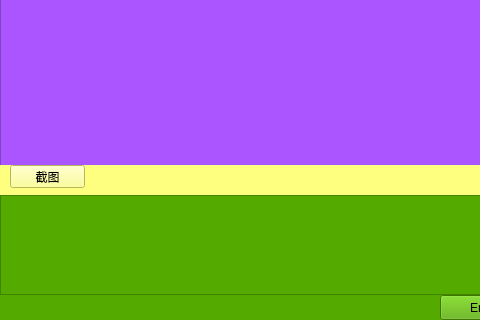
Before: the Qt Designer form singlechat.ui in supermanc88/WeiTalk, drawn with Qt 5; both pictures show x 0 to 480 and y 310 to 630 of the 760 by 630 pixel window.
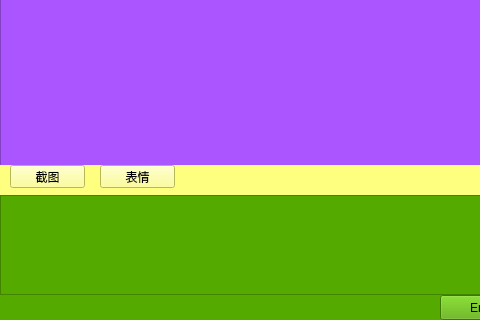
After: the same form once the commit is applied. Custom widgets are drawn as their Qt base class.

```diff
--- a/singlechat.ui
+++ b/singlechat.ui
@@ -268,6 +268,19 @@
      <string>截图</string>
     </property>
    </widget>
+   <widget class="QPushButton" name="emotionBtn">
+    <property name="geometry">
+     <rect>
+      <x>100</x>
+      <y>0</y>
+      <width>75</width>
+      <height>23</height>
+     </rect>
+    </property>
+    <property name="text">
+     <string>表情</string>
+    </property>
+   </widget>
   </widget>
  </widget>
  <customwidgets>
```
